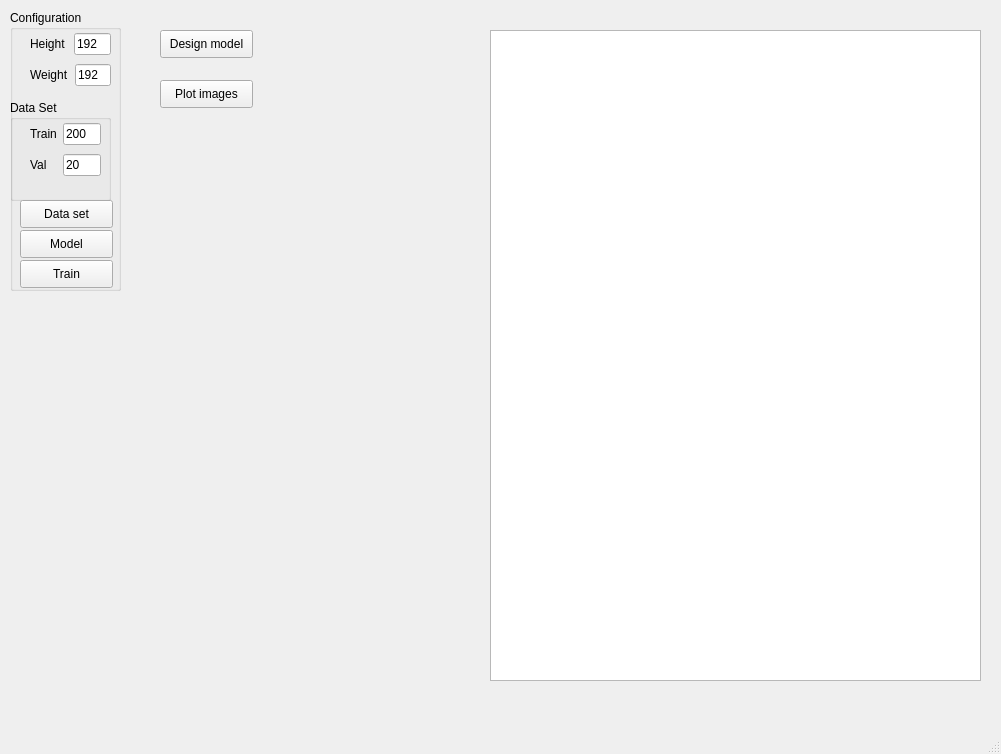
Old version of the form main_ui.ui in the repository Alibhji/Paper_2_PyQT_Pytorch.
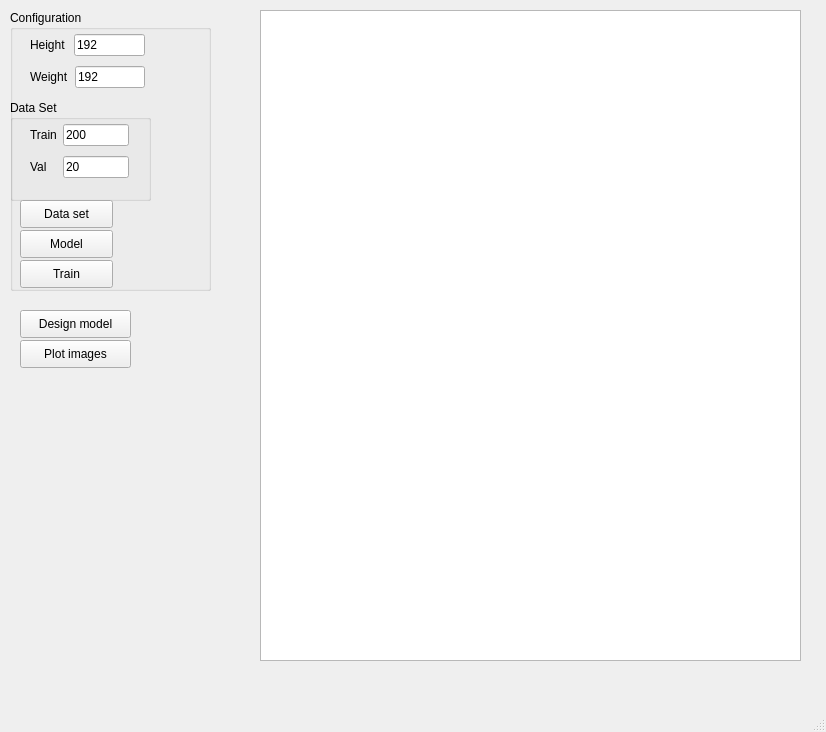
New version of the form.

Commit message: The code is edited to run on the  Ubuntu first you need to install: sudo apt-get install qtcreator pyqt5-dev-tools to be able to convet UI file to the python script

What changed in the file:
```diff
--- a/main_ui.ui
+++ b/main_ui.ui
@@ -6,8 +6,8 @@
    <rect>
     <x>0</x>
     <y>0</y>
-    <width>1001</width>
-    <height>754</height>
+    <width>826</width>
+    <height>732</height>
    </rect>
   </property>
   <property name="windowTitle">
@@ -17,9 +17,9 @@
    <widget class="QTextBrowser" name="textBrowser">
     <property name="geometry">
      <rect>
-      <x>490</x>
-      <y>30</y>
-      <width>491</width>
+      <x>260</x>
+      <y>10</y>
+      <width>541</width>
       <height>651</height>
      </rect>
     </property>
@@ -29,20 +29,20 @@
      <rect>
       <x>10</x>
       <y>10</y>
-      <width>111</width>
+      <width>201</width>
       <height>281</height>
      </rect>
     </property>
     <property name="title">
      <string>Configuration</string>
     </property>
-    <widget class="QWidget" name="">
+    <widget class="QWidget" name="layoutWidget">
      <property name="geometry">
       <rect>
        <x>20</x>
        <y>20</y>
-       <width>81</width>
-       <height>61</height>
+       <width>115</width>
+       <height>62</height>
       </rect>
      </property>
      <layout class="QVBoxLayout" name="verticalLayout">
@@ -95,7 +95,7 @@
       <rect>
        <x>0</x>
        <y>90</y>
-       <width>101</width>
+       <width>141</width>
        <height>101</height>
       </rect>
      </property>
@@ -107,8 +107,8 @@
        <rect>
         <x>20</x>
         <y>20</y>
-        <width>71</width>
-        <height>61</height>
+        <width>99</width>
+        <height>62</height>
        </rect>
       </property>
       <layout class="QVBoxLayout" name="verticalLayout_2">
@@ -200,9 +200,9 @@
    <widget class="QPushButton" name="btn_model_arch">
     <property name="geometry">
      <rect>
-      <x>160</x>
-      <y>30</y>
-      <width>93</width>
+      <x>20</x>
+      <y>310</y>
+      <width>111</width>
       <height>28</height>
      </rect>
     </property>
@@ -213,9 +213,9 @@
    <widget class="QPushButton" name="btn_plot_imgs">
     <property name="geometry">
      <rect>
-      <x>160</x>
-      <y>80</y>
-      <width>93</width>
+      <x>20</x>
+      <y>340</y>
+      <width>111</width>
       <height>28</height>
      </rect>
     </property>
```
Left out of the diff: 4 changed lines with no effect on the pictures. The commit also changes 6 other files.
